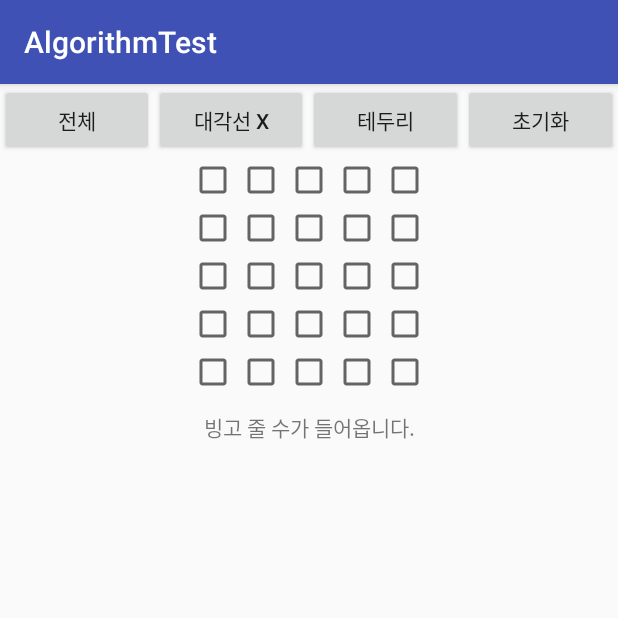
After one commit to cho881020/AlgorithmTest, an Android app: the Test04Activity screen opened directly, with no data from a screen before it, on a phone screen of 412 x 824 dp, the top half of it. The commit adds this screen. Run offline under Robolectric (Android 15) with nearby library versions, the phone set to English and light mode, and no system bars.

Commit message:
빙고 줄 수 카운트까지 마무리.

```diff
--- a/app/src/main/AndroidManifest.xml
+++ b/app/src/main/AndroidManifest.xml
@@ -18,7 +18,8 @@
         </activity>
         <activity android:name=".Test01Activity" />
         <activity android:name=".Test02Activity" />
-        <activity android:name=".Test03Activity"></activity>
+        <activity android:name=".Test03Activity" />
+        <activity android:name=".Test04Activity"></activity>
     </application>
 
 </manifest>
--- a/app/src/main/java/kr/co/tjeit/algorithmtest/MainActivity.java
+++ b/app/src/main/java/kr/co/tjeit/algorithmtest/MainActivity.java
@@ -11,6 +11,7 @@ public class MainActivity extends AppCompatActivity {
     private android.widget.Button test01Btn;
     private Button test02Btn;
     private Button test03Btn;
+    private Button test04Btn;
 
     @Override
     protected void onCreate(Bundle savedInstanceState) {
@@ -46,10 +47,19 @@ public class MainActivity extends AppCompatActivity {
                 startActivity(intent);
             }
         });
+
+        test04Btn.setOnClickListener(new View.OnClickListener() {
+            @Override
+            public void onClick(View v) {
+                Intent intent = new Intent(MainActivity.this, Test04Activity.class);
+                startActivity(intent);
+            }
+        });
+
     }
 
     private void bindViews() {
-
+        this.test04Btn = (Button) findViewById(R.id.test04Btn);
         this.test03Btn = (Button) findViewById(R.id.test03Btn);
         this.test02Btn = (Button) findViewById(R.id.test02Btn);
         this.test01Btn = (Button) findViewById(R.id.test01Btn);
--- /dev/null
+++ b/app/src/main/java/kr/co/tjeit/algorithmtest/Test04Activity.java
@@ -0,0 +1,260 @@
+package kr.co.tjeit.algorithmtest;
+
+import android.os.Bundle;
+import android.support.v7.app.AppCompatActivity;
+import android.view.View;
+import android.widget.Button;
+import android.widget.CheckBox;
+import android.widget.CompoundButton;
+import android.widget.TextView;
+import android.widget.Toast;
+
+import java.util.Locale;
+
+public class Test04Activity extends AppCompatActivity {
+
+    private android.widget.CheckBox chkBox01;
+    private android.widget.CheckBox chkBox02;
+    private android.widget.CheckBox chkBox03;
+    private android.widget.CheckBox chkBox04;
+    private android.widget.CheckBox chkBox05;
+    private android.widget.CheckBox chkBox06;
+    private android.widget.CheckBox chkBox07;
+    private android.widget.CheckBox chkBox08;
+    private android.widget.CheckBox chkBox09;
+    private android.widget.CheckBox chkBox10;
+    private android.widget.CheckBox chkBox11;
+    private android.widget.CheckBox chkBox12;
+    private android.widget.CheckBox chkBox13;
+    private android.widget.CheckBox chkBox14;
+    private android.widget.CheckBox chkBox15;
+    private android.widget.CheckBox chkBox16;
+    private android.widget.CheckBox chkBox17;
+    private android.widget.CheckBox chkBox18;
+    private android.widget.CheckBox chkBox19;
+    private android.widget.CheckBox chkBox20;
+    private android.widget.CheckBox chkBox21;
+    private android.widget.CheckBox chkBox22;
+    private android.widget.CheckBox chkBox23;
+    private android.widget.CheckBox chkBox24;
+    private android.widget.CheckBox chkBox25;
+    private android.widget.Button allBtn;
+    private Button diagonalBtn;
+    private Button boaderBtn;
+    private Button resetBtn;
+    private android.widget.TextView bingoCountTxt;
+
+
+    @Override
+    protected void onCreate(Bundle savedInstanceState) {
+        super.onCreate(savedInstanceState);
+        setContentView(R.layout.activity_test04);
+        bindViews();
+        setupEvents();
+        setValues();
+    }
+
+    private void setValues() {
+
+
+    }
+
+    private void setupEvents() {
+
+        final CheckBox[][] boxes =
+                {
+                        {chkBox01, chkBox02, chkBox03, chkBox04, chkBox05},
+                        {chkBox06, chkBox07, chkBox08, chkBox09, chkBox10},
+                        {chkBox11, chkBox12, chkBox13, chkBox14, chkBox15},
+                        {chkBox16, chkBox17, chkBox18, chkBox19, chkBox20},
+                        {chkBox21, chkBox22, chkBox23, chkBox24, chkBox25},
+                };
+
+
+        allBtn.setOnClickListener(new View.OnClickListener() {
+            @Override
+            public void onClick(View v) {
+
+                for (int i = 0; i < 5; i++) {
+                    for (int j = 0; j < 5; j++) {
+                        boxes[i][j].setChecked(true);
+                    }
+                }
+
+            }
+        });
+
+        resetBtn.setOnClickListener(new View.OnClickListener() {
+            @Override
+            public void onClick(View v) {
+
+                for (int i = 0; i < 5; i++) {
+                    for (int j = 0; j < 5; j++) {
+                        boxes[i][j].setChecked(false);
+                    }
+                }
+            }
+        });
+
+        diagonalBtn.setOnClickListener(new View.OnClickListener() {
+            @Override
+            public void onClick(View v) {
+
+                for (int i = 0; i < 5; i++) {
+                    for (int j = 0; j < 5; j++) {
+
+                        if (i == j || i + j == 4) {
+                            boxes[i][j].setChecked(true);
+                        } else {
+                            boxes[i][j].setChecked(false);
+                        }
+                    }
+                }
+            }
+        });
+
+        boaderBtn.setOnClickListener(new View.OnClickListener() {
+            @Override
+            public void onClick(View v) {
+                for (int i = 0; i < 5; i++) {
+                    for (int j = 0; j < 5; j++) {
+
+                        if (i == 0 || i == 4 || j == 0 || j == 4) {
+                            boxes[i][j].setChecked(true);
+                        } else {
+                            boxes[i][j].setChecked(false);
+                        }
+                    }
+                }
+            }
+        });
+
+
+        CompoundButton.OnCheckedChangeListener checkListener = new CompoundButton.OnCheckedChangeListener() {
+            @Override
+            public void onCheckedChanged(CompoundButton buttonView, boolean isChecked) {
+
+                // 빙고 줄 판별 알고리즘.
+
+                int bingoCount = 0;
+                // 체크가 눌릴때 마다 빙고 갯수를 세어줄 변수.
+
+                /* 가로 빙고 검사 반복문 */
+
+                for (int i=0; i < 5 ; i++) {
+                    // 세로로 내려가는걸 담당하는 반복문
+
+                    boolean isBingo = true;
+                    // 기본적으로는 빙고가 맞다 라고 전제.
+
+                    for (int j=0 ; j<5 ; j++) {
+                        // 가로로 한칸한칸 반복을 돌면서
+                        if (!boxes[i][j].isChecked()) {
+                            // 혹시 체크가 안된게 있는지 검사.
+                            isBingo = false;
+                            // 체크가 안된게 있다면, 이 가로줄은 빙고가 아니라고 변경.
+                        }
+                    }
+
+                    if (isBingo) {
+                        // 검사가 끝나고 난 후, 빙고 상태가 true로 유지되는지 물어봄.
+                        bingoCount++;
+                        // 유지 된다면 이 가로줄은 빙고가 맞으므로 카운트를 1개 올려줌.
+                    }
+
+                }
+
+                // 세로 검사 로직.
+
+                for (int i=0; i < 5 ; i++) {
+
+                    boolean isBingo = true;
+
+                    for (int j=0 ; j<5 ; j++) {
+                        if (!boxes[j][i].isChecked()) {
+                            isBingo = false;
+                        }
+                    }
+
+                    if (isBingo) {
+                        bingoCount++;
+                    }
+
+                }
+
+
+                // 좌상 -> 우하 대각선 검사.
+                boolean isBingo01 = true;
+                // 전용 빙고 여부 변수
+                for (int i=0 ; i < 5 ; i++) {
+                    if (!boxes[i][i].isChecked()) {
+                        // i,i => 0,0 1,1 2,2 3,3 4,4
+                        isBingo01 = false;
+                    }
+                }
+                if (isBingo01) {
+                    bingoCount++;
+                }
+
+
+                // 우상 -> 좌하 대각선 검사
+                boolean isBingo02 = true;
+                for (int i=0 ; i < 5 ; i++) {
+                    if (!boxes[i][4-i].isChecked()) {
+                        // 0,4 1,3 2,2 3,1 4,0
+                        isBingo02 = false;
+                    }
+                }
+                if (isBingo02) {
+                    bingoCount++;
+                }
+
+
+
+                String resultStr = String.format(Locale.KOREA, "빙고 줄 수는 %d개 입니다.", bingoCount);
+                bingoCountTxt.setText(resultStr);
+
+            }
+        };
+
+        for (int i=0; i < 5 ; i++) {
+            for (int j=0 ; j < 5 ;j++) {
+                boxes[i][j].setOnCheckedChangeListener(checkListener);
+            }
+        }
+
+    }
+
+    private void bindViews() {
+        this.bingoCountTxt = (TextView) findViewById(R.id.bingoCountTxt);
+        this.chkBox25 = (CheckBox) findViewById(R.id.chkBox25);
+        this.chkBox24 = (CheckBox) findViewById(R.id.chkBox24);
+        this.chkBox23 = (CheckBox) findViewById(R.id.chkBox23);
+        this.chkBox22 = (CheckBox) findViewById(R.id.chkBox22);
+        this.chkBox21 = (CheckBox) findViewById(R.id.chkBox21);
+        this.chkBox20 = (CheckBox) findViewById(R.id.chkBox20);
+        this.chkBox19 = (CheckBox) findViewById(R.id.chkBox19);
+        this.chkBox18 = (CheckBox) findViewById(R.id.chkBox18);
+        this.chkBox17 = (CheckBox) findViewById(R.id.chkBox17);
+        this.chkBox16 = (CheckBox) findViewById(R.id.chkBox16);
+        this.chkBox15 = (CheckBox) findViewById(R.id.chkBox15);
+        this.chkBox14 = (CheckBox) findViewById(R.id.chkBox14);
+        this.chkBox13 = (CheckBox) findViewById(R.id.chkBox13);
+        this.chkBox12 = (CheckBox) findViewById(R.id.chkBox12);
+        this.chkBox11 = (CheckBox) findViewById(R.id.chkBox11);
+        this.chkBox10 = (CheckBox) findViewById(R.id.chkBox10);
+        this.chkBox09 = (CheckBox) findViewById(R.id.chkBox09);
+        this.chkBox08 = (CheckBox) findViewById(R.id.chkBox08);
+        this.chkBox07 = (CheckBox) findViewById(R.id.chkBox07);
+        this.chkBox06 = (CheckBox) findViewById(R.id.chkBox06);
+        this.chkBox05 = (CheckBox) findViewById(R.id.chkBox05);
+        this.chkBox04 = (CheckBox) findViewById(R.id.chkBox04);
+        this.chkBox03 = (CheckBox) findViewById(R.id.chkBox03);
+        this.chkBox02 = (CheckBox) findViewById(R.id.chkBox02);
+        this.chkBox01 = (CheckBox) findViewById(R.id.chkBox01);
+        this.resetBtn = (Button) findViewById(R.id.resetBtn);
+        this.boaderBtn = (Button) findViewById(R.id.boaderBtn);
+        this.diagonalBtn = (Button) findViewById(R.id.diagonalBtn);
+        this.allBtn = (Button) findViewById(R.id.allBtn);
+    }
+}
--- a/app/src/main/res/layout/activity_main.xml
+++ b/app/src/main/res/layout/activity_main.xml
@@ -28,6 +28,7 @@
         android:text="구구단 2~9단 출력"/>
 
     <Button
+        android:id="@+id/test04Btn"
         android:layout_width="match_parent"
         android:layout_height="wrap_content"
         android:text="좌표 표현하기"/>
--- /dev/null
+++ b/app/src/main/res/layout/activity_test04.xml
@@ -0,0 +1,208 @@
+<?xml version="1.0" encoding="utf-8"?>
+<LinearLayout xmlns:android="http://schemas.android.com/apk/res/android"
+    xmlns:app="http://schemas.android.com/apk/res-auto"
+    xmlns:tools="http://schemas.android.com/tools"
+    android:layout_width="match_parent"
+    android:layout_height="match_parent"
+    android:orientation="vertical"
+    tools:context="kr.co.tjeit.algorithmtest.Test04Activity">
+
+    <LinearLayout
+        android:layout_width="match_parent"
+        android:layout_height="wrap_content"
+        android:orientation="horizontal">
+
+        <Button
+            android:id="@+id/allBtn"
+            android:layout_width="0dp"
+            android:layout_height="wrap_content"
+            android:layout_weight="1"
+            android:text="전체"/>
+        <Button
+            android:id="@+id/diagonalBtn"
+            android:layout_width="0dp"
+            android:layout_height="wrap_content"
+            android:layout_weight="1"
+            android:text="대각선 X"/>
+
+        <Button
+            android:id="@+id/boaderBtn"
+            android:layout_width="0dp"
+            android:layout_height="wrap_content"
+            android:layout_weight="1"
+            android:text="테두리"/>
+
+        <Button
+            android:id="@+id/resetBtn"
+            android:layout_width="0dp"
+            android:layout_height="wrap_content"
+            android:layout_weight="1"
+            android:text="초기화"/>
+
+
+    </LinearLayout>
+
+    <LinearLayout
+        android:layout_width="match_parent"
+        android:layout_height="wrap_content"
+        android:orientation="vertical">
+
+        <LinearLayout
+            android:layout_width="match_parent"
+            android:layout_height="wrap_content"
+            android:orientation="horizontal"
+            android:gravity="center">
+
+            <CheckBox
+                android:id="@+id/chkBox01"
+                android:layout_width="wrap_content"
+                android:layout_height="wrap_content" />
+
+            <CheckBox
+                android:id="@+id/chkBox02"
+                android:layout_width="wrap_content"
+                android:layout_height="wrap_content" />
+            <CheckBox
+                android:id="@+id/chkBox03"
+                android:layout_width="wrap_content"
+                android:layout_height="wrap_content" />
+            <CheckBox
+                android:id="@+id/chkBox04"
+                android:layout_width="wrap_content"
+                android:layout_height="wrap_content" />
+            <CheckBox
+                android:id="@+id/chkBox05"
+                android:layout_width="wrap_content"
+                android:layout_height="wrap_content" />
+
+        </LinearLayout>
+        <LinearLayout
+            android:layout_width="match_parent"
+            android:layout_height="wrap_content"
+            android:orientation="horizontal"
+            android:gravity="center">
+
+            <CheckBox
+                android:id="@+id/chkBox06"
+                android:layout_width="wrap_content"
+                android:layout_height="wrap_content" />
+
+            <CheckBox
+                android:id="@+id/chkBox07"
+                android:layout_width="wrap_content"
+                android:layout_height="wrap_content" />
+            <CheckBox
+                android:id="@+id/chkBox08"
+                android:layout_width="wrap_content"
+                android:layout_height="wrap_content" />
+            <CheckBox
+                android:id="@+id/chkBox09"
+                android:layout_width="wrap_content"
+                android:layout_height="wrap_content" />
+            <CheckBox
+                android:id="@+id/chkBox10"
+                android:layout_width="wrap_content"
+                android:layout_height="wrap_content" />
+
+        </LinearLayout>
+
+        <LinearLayout
+            android:layout_width="match_parent"
+            android:layout_height="wrap_content"
+            android:orientation="horizontal"
+            android:gravity="center">
+
+            <CheckBox
+                android:id="@+id/chkBox11"
+                android:layout_width="wrap_content"
+                android:layout_height="wrap_content" />
+
+            <CheckBox
+                android:id="@+id/chkBox12"
+                android:layout_width="wrap_content"
+                android:layout_height="wrap_content" />
+            <CheckBox
+                android:id="@+id/chkBox13"
+                android:layout_width="wrap_content"
+                android:layout_height="wrap_content" />
+            <CheckBox
+                android:id="@+id/chkBox14"
+                android:layout_width="wrap_content"
+                android:layout_height="wrap_content" />
+            <CheckBox
+                android:id="@+id/chkBox15"
+                android:layout_width="wrap_content"
+                android:layout_height="wrap_content" />
+
+        </LinearLayout>
+
+        <LinearLayout
+            android:layout_width="match_parent"
+            android:layout_height="wrap_content"
+            android:orientation="horizontal"
+            android:gravity="center">
+
+            <CheckBox
+                android:id="@+id/chkBox16"
+                android:layout_width="wrap_content"
+                android:layout_height="wrap_content" />
+
+            <CheckBox
+                android:id="@+id/chkBox17"
+                android:layout_width="wrap_content"
+                android:layout_height="wrap_content" />
+            <CheckBox
+                android:id="@+id/chkBox18"
+                android:layout_width="wrap_content"
+                android:layout_height="wrap_content" />
+            <CheckBox
+                android:id="@+id/chkBox19"
+                android:layout_width="wrap_content"
+                android:layout_height="wrap_content" />
+            <CheckBox
+                android:id="@+id/chkBox20"
+                android:layout_width="wrap_content"
+                android:layout_height="wrap_content" />
+
+        </LinearLayout>
+
+        <LinearLayout
+            android:layout_width="match_parent"
+            android:layout_height="wrap_content"
+            android:orientation="horizontal"
+            android:gravity="center">
+
+            <CheckBox
+                android:id="@+id/chkBox21"
+                android:layout_width="wrap_content"
+                android:layout_height="wrap_content" />
+
+            <CheckBox
+                android:id="@+id/chkBox22"
+                android:layout_width="wrap_content"
+                android:layout_height="wrap_content" />
+            <CheckBox
+                android:id="@+id/chkBox23"
+                android:layout_width="wrap_content"
+                android:layout_height="wrap_content" />
+            <CheckBox
+                android:id="@+id/chkBox24"
+                android:layout_width="wrap_content"
+                android:layout_height="wrap_content" />
+            <CheckBox
+                android:id="@+id/chkBox25"
+                android:layout_width="wrap_content"
+                android:layout_height="wrap_content" />
+
+        </LinearLayout>
+    </LinearLayout>
+
+    <TextView
+        android:id="@+id/bingoCountTxt"
+        android:layout_width="match_parent"
+        android:layout_height="wrap_content"
+        android:gravity="center"
+        android:padding="10dp"
+        android:text="빙고 줄 수가 들어옵니다."/>
+
+</LinearLayout>
```
